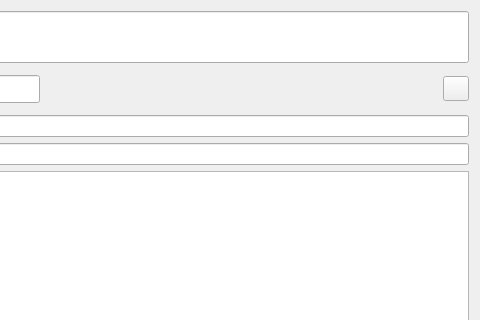
First picture: the form in sources/editor/pagesf2.ui, repository davy7125/polyphone, before the edit; both pictures show x 237 to 717 and y 0 to 320 of the 717 by 488 pixel window.
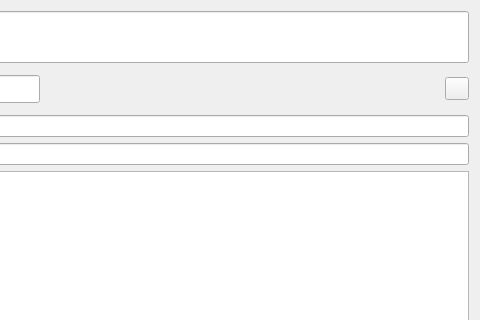
Second picture: the form after the edit. Icons and pictures are not drawn. Custom widgets are drawn as their Qt base class.

The edit to the form file:
```diff
--- a/sources/editor/pagesf2.ui
+++ b/sources/editor/pagesf2.ui
@@ -177,15 +177,6 @@
        <property name="text">
         <string notr="true"/>
        </property>
-       <property name="iconSize">
-        <size>
-         <width>18</width>
-         <height>18</height>
-        </size>
-       </property>
-       <property name="popupMode">
-        <enum>QToolButton::ToolButtonPopupMode::InstantPopup</enum>
-       </property>
       </widget>
      </item>
     </layout>
@@ -834,6 +825,11 @@
    <extends>QLineEdit</extends>
    <header>styledlineeditwithcalendar.h</header>
   </customwidget>
+  <customwidget>
+   <class>InfoButton</class>
+   <extends>QToolButton</extends>
+   <header>infobutton.h</header>
+  </customwidget>
  </customwidgets>
  <tabstops>
   <tabstop>lineEdit_name</tabstop>
```
Left out of the diff: 5 changed lines with no effect on the pictures.
